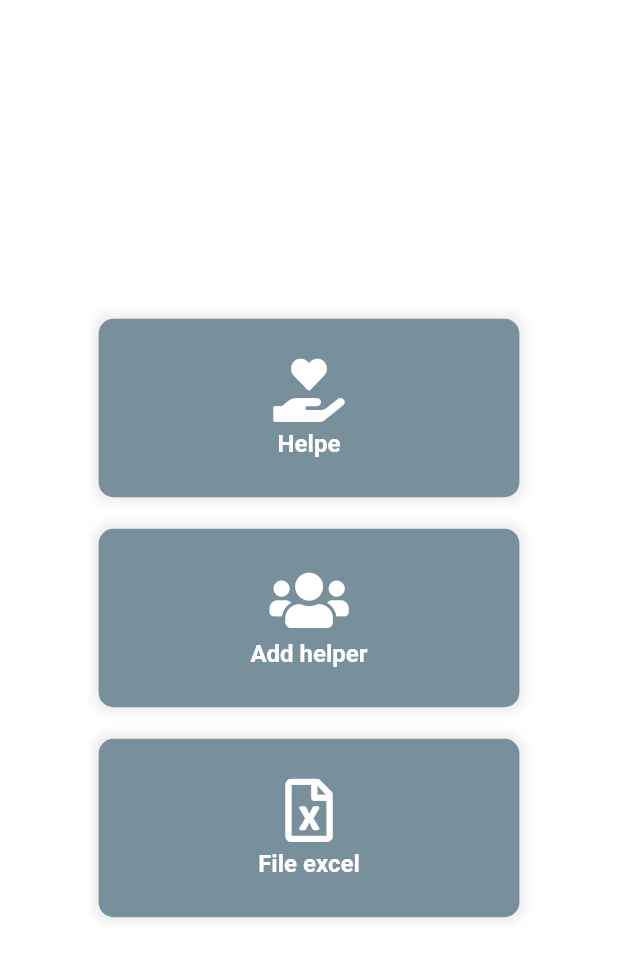
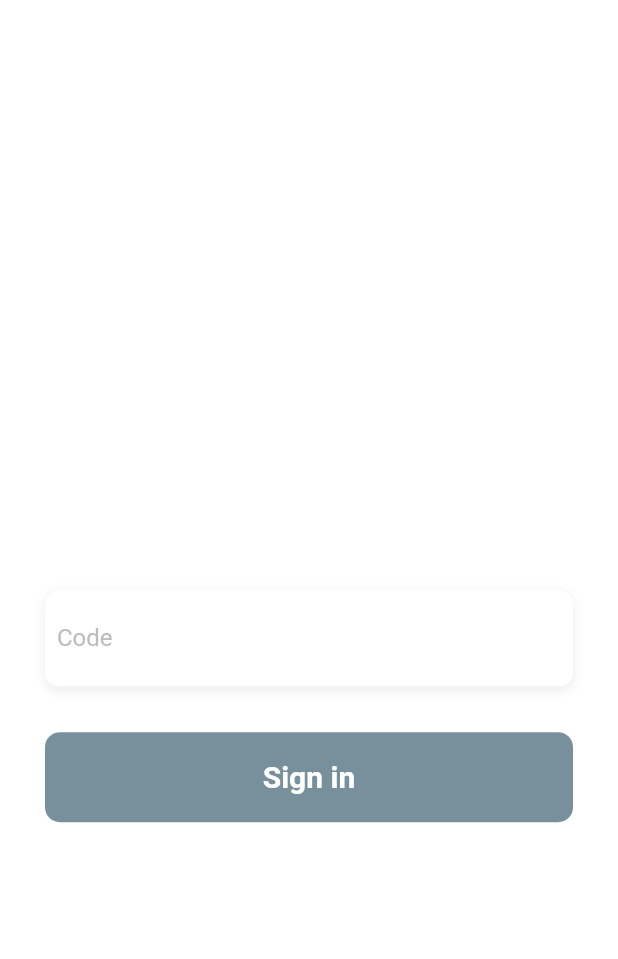
Before and after one commit to setieLouis/spesa_sospesa, a Flutter app: the screen it shows after launch, on a phone screen of 412 x 824 dp. Shown: the top 959 px of the screen. Run offline on Flutter 3.47's test engine with Material 2 defaults, Android fonts, the phone set to English and light mode, and no system bars; our stand-ins replace file_picker, flutter_svg, font_awesome_flutter; missing offline and left inert: excel, maps_launcher; project files that could hold a hidden picture were left out.

Commit message:
create simple login view to dispatch admin and helper views

```diff
--- a/lib/main.dart
+++ b/lib/main.dart
@@ -1,19 +1,13 @@
-import 'dart:io';
-
-import 'package:excel/excel.dart';
-import 'package:file_picker/file_picker.dart';
 import 'package:flutter/cupertino.dart';
 import 'package:flutter/material.dart';
 import 'package:flutter/widgets.dart';
-import 'package:font_awesome_flutter/font_awesome_flutter.dart';
 import 'package:provider/provider.dart';
 import 'package:spesa_sospesa/app_session.dart';
-import 'package:spesa_sospesa/family.dart';
 import 'package:spesa_sospesa/simple_helper_view.dart';
 
-import 'custom_btn.dart';
-import 'exceL_result_View.dart';
-import 'helper_view.dart';
+import 'Helper.dart';
+import 'admin_helper_view.dart';
+import 'http_caller.dart';
 
 void main() {
   runApp(
@@ -21,173 +15,156 @@ void main() {
       create: (context) => AppSession(),
       child: MediaQuery(
         data: MediaQueryData(),
-        child: MaterialApp(
-          home: AdminHelperView(),
-        ),
+        child: MaterialApp(home: Login()),
       ),
     ),
   );
 }
 
-class AdminHelperView extends StatelessWidget {
+class Login extends StatefulWidget {
+  @override
+  _LoginState createState() => _LoginState();
+}
+
+class _LoginState extends State<Login> {
+  String _inputValue;
+  Helper _helper;
+  final formakey = GlobalKey<FormState>();
+  HttpCaller _httpCaller = HttpCaller();
+
   @override
   Widget build(BuildContext context) {
     return Scaffold(
       backgroundColor: Colors.white,
-      body: Center(
-        child: SingleChildScrollView(
-          child: Wrap(
-            children: <Widget>[
-              Container(
-                  width: 300,
-                  child: CustomBtn(
-                    icon: FontAwesomeIcons.handHoldingHeart,
-                    text: "Helpe",
-                    radius: 10,
-                    height: 140,
-                    width: 330,
-                    borderColor: Colors.white,
-                    background: Colors.blueGrey[400],
-                    iconColor: Colors.white,
-                    onPress: () {
-                      Navigator.push(
-                          context,
-                          MaterialPageRoute(
-                              builder: (context) => SimpleHelperView()));
-                    },
-                  )),
-              Container(
-                  width: 300,
-                  child: CustomBtn(
-                    icon: FontAwesomeIcons.users,
-                    text: "Add helper",
-                    radius: 10,
-                    height: 140,
-                    width: 330,
-                    borderColor: Colors.white,
-                    background: Colors.blueGrey[400],
-                    iconColor: Colors.white,
-                    onPress: () {
-                      Navigator.push(
-                          context,
-                          MaterialPageRoute(
-                              builder: (context) => FamilyView()));
-                    },
-                    //FamilyView
-                  )),
-              Container(
-                  width: 300,
-                  child: CustomBtn(
-                    icon: FontAwesomeIcons.fileExcel,
-                    text: "File excel",
-                    radius: 10,
-                    height: 140,
-                    width: 330,
-                    borderColor: Colors.white,
-                    background: Colors.blueGrey[400],
-                    iconColor: Colors.white,
-                    onPress: () async {
-                      FilePickerResult result =
-                          await FilePicker.platform.pickFiles();
-                      List<Spesa> spese;
+      body: Container(
+        child: Column(
+          children: <Widget>[
+            Expanded(
+              flex: 3,
+              child: Container(
+                // width: size.width,
+                // color: Colors.redAccent[400],
+                color: Colors.white,
+                child: Column(
+                  mainAxisAlignment: MainAxisAlignment.end,
+                  children: <Widget>[
+                    /**  SvgPicture.asset('assets/images/form.svg',
+                        height: 200, width: 200),
+                        Text(
+                        "Dool",
+                        style: TextStyle(
+                        fontFamily: "Kanit",
+                        fontSize: 35,
+                        //#34495E
+                        color: Colors.redAccent[400]
+                        //color: Color(0xFF34495E)
+                        ),
+                        )**/
+                  ],
+                ),
+              ),
+            ),
+            Expanded(
+              flex: 4,
+              child: Container(
+                padding: EdgeInsets.all(30),
+                // height: (size.height / 3) * 2,
+                child: Column(
+                  children: <Widget>[
+                    Container(
+                      margin: EdgeInsets.only(top: 10),
+                      decoration: BoxDecoration(
+                        color: Colors.white,
+                        borderRadius: BorderRadius.circular(10.0),
+                        boxShadow: [
+                          BoxShadow(
+                            color: Colors.grey[400].withOpacity(0.3),
+                            blurRadius: 5.0,
+                            offset: Offset(0, 2),
+                          ),
+                        ],
+                      ),
+                      child: Container(
+                          padding: EdgeInsets.all(8.0),
+                          decoration: BoxDecoration(
+                            border: Border(
+                              bottom: BorderSide(color: Colors.grey[100]),
+                            ),
+                          ),
+                          child: Form(
+                              key: formakey,
+                              child: TextFormField(
+                                onChanged: (value) {
+                                  setState(() {
+                                    _inputValue = value;
+                                  });
+                                },
+                                validator: (value) {
+                                  if (value.isEmpty || _helper == null) {
+                                    return "this $value is wrong";
+                                  }
+                                  return null;
+                                },
+                                onSaved: (value) => print(value),
+                                decoration: InputDecoration(
+                                  border: InputBorder.none,
+                                  hintText: "Code",
+                                  hintStyle: TextStyle(color: Colors.grey[400]),
+                                ),
+                              ))),
+                    ),
+                    SizedBox(
+                      height: 30,
+                    ),
+                    Container(
+                      height: 60,
+                      padding: EdgeInsets.all(10.0),
+                      decoration: BoxDecoration(
+                        borderRadius: BorderRadius.circular(10.0),
+                        color: Colors.blueGrey[400].withOpacity(1),
+                      ),
+                      child: FlatButton(
+                        onPressed: () async {
+                          await checkUser();
 
-
-                      if (result != null) {
-                        List<int> file =
-                        File(result.files.single.path).readAsBytesSync();
-
-                        spese =  parseExcel( Excel.decodeBytes(file, update: true));
-
-                        Navigator.push(
-                            context,
-                            MaterialPageRoute(
-                                builder: (context) => ExcelResultView(spese)));
-                      }
-
-                    },
-                  )),
-            ],
-          ),
+                          if (formakey.currentState.validate()) {
+                            redirect();
+                          }
+                        },
+                        child: Center(
+                          child: Text(
+                            "Sign in",
+                            style: TextStyle(
+                                color: Colors.white,
+                                fontWeight: FontWeight.bold,
+                                fontSize: 20),
+                          ),
+                        ),
+                      ),
+                    ),
+                  ],
+                ),
+              ),
+            )
+          ],
         ),
       ),
     );
   }
 
-  List<String> getCols(String element) {
-
-    if (element.trim() == "0") {
-      return null;
+  Future<void> checkUser() async {
+    if (_inputValue == null || _inputValue.isEmpty) {
+      return;
     }
-
-    return element.split("|");
+    _helper = await _httpCaller.helperById(_inputValue);
   }
 
-  bool isNumeric(String s) {
-    if (s == null) {
-      return false;
-    }
-    return double.tryParse(s) != null;
+  void redirect() {
+    Navigator.push(context,
+        MaterialPageRoute(builder: (context) {
+          return (_helper.role == "Admin")
+              ? AdminHelperView(_inputValue)
+              : SimpleHelperView(_inputValue, false);
+        }));
   }
-
-
-  List<Spesa> parseExcel(var excel){
-
-    List<Spesa> spese = [];
-    List<String> oldper = [];
-
-    for (var table in excel.tables.keys) {
-      print(table);
-      print(excel.tables[table].maxRows);
-      int maxRow = excel.tables[table].maxRows;
-
-      print(excel.tables[table].rows[0]);
-      var head = excel.tables[table].rows[0];
-
-      for (int i = 1; i < maxRow; i++) {
-        Family family = Family();
-        var row = excel.tables[table].rows[i];
-
-
-
-
-        List<String> h = getCols(row[0].toString());
-        family.helpers =  h == null || h[0] == "null" ? oldper : h;
-        family.phone = row[3].toString();
-        family.address = row[4].toString();
-        var member = getCols(row[5].toString());
-        family.adults = int.parse(member[0]);
-        family.boys =
-        member.length > 1 ? int.parse(member[1]) : 0;
-        family.baby =
-        member.length > 2 ? int.parse(member[2]) : 0;
-        //family.info =  member.length > 2 ? int.parse(member[2]): 0;
-        family.name = row[2].toString();
-
-        /// we use this variable when new row don't have field helpers
-        oldper = family.helpers;
-
-
-        Spesa spesa = Spesa();
-        spesa.family = family;
-
-        int maxCol = excel.tables[table].maxCols;
-        for (int j = 4; j < maxCol; j++) {
-          List<String> cols = getCols(row[j].toString());
-          if (cols == null) {
-            continue;
-          }
-
-          for (String el in cols) {
-            spesa.addOne(isNumeric(el)
-                ? " ${head[j]} $el"
-                : "${el.trim()}");
-          }
-        }
-
-        spese.add(spesa);
-      }
-    }
-    return spese;
-  }
-
 }
```
Also changed, not shown: lib/admin_helper_view.dart (added, +169 -0 lines), lib/http_caller.dart (+16 -6 lines), lib/simple_helper_view.dart (+24 -13 lines).
